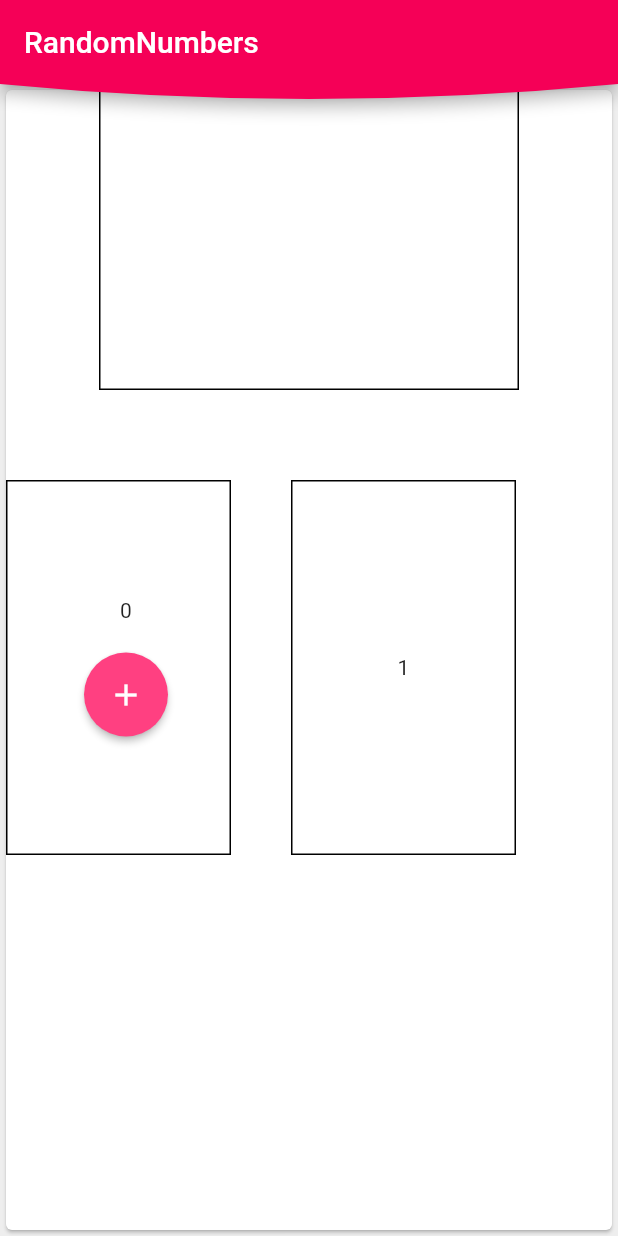
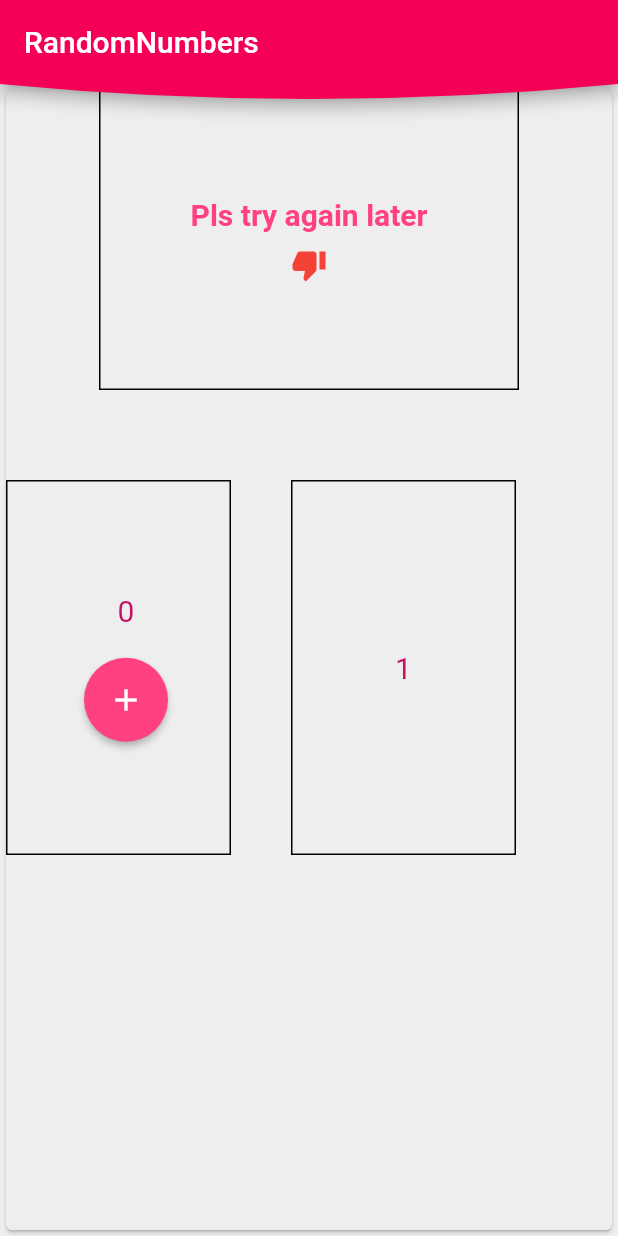
Before and after one commit to KowsalyaKalyan/random, a Flutter app: the screen it shows after launch, on a phone screen of 412 x 824 dp. Run offline on Flutter 3.47's test engine with Material 2 defaults, Android fonts, the phone set to English and light mode, and no system bars.

Commit message:
this is first commit

```diff
--- a/lib/main.dart
+++ b/lib/main.dart
@@ -1,3 +1,4 @@
+import 'dart:developer';
 import 'dart:math';
 
 import 'package:flutter/material.dart';
@@ -30,6 +31,9 @@ class _RandomWidgetState extends StatefulWidget {
 }
 
 class _RandomWidgetStateState extends State<_RandomWidgetState> {
+  var count = 0;
+  var num;
+
   var randomnumber = 0;
   var random = 1;
 
@@ -48,15 +52,52 @@ class _RandomWidgetStateState extends State<_RandomWidgetState> {
   }
 
   func() {
-    // var success = "success";
     if (randomnumber == random) {
+      count++;
+      print(count);
+
+      return Column(
+        mainAxisAlignment: MainAxisAlignment.center,
+        children: [
+          Center(
+            child: Text(
+              'success',
+              style: TextStyle(
+                  fontSize: 30,
+                  color: Colors.pinkAccent,
+                  fontWeight: FontWeight.bold),
+            ),
+          ),
+          Icon(
+            Icons.thumb_up,
+            color: Colors.green,
+          ),
+          Text(
+            'count :$count',
+            style: TextStyle(color: Colors.black, fontSize: 18),
+          ),
+        ],
+      );
+    } else if (randomnumber != random) {
       return Center(
-        child: Text(
-          'success',
-          style: TextStyle(
-              fontSize: 30,
-              color: Colors.pinkAccent,
-              fontWeight: FontWeight.bold),
+        child: Column(
+          mainAxisAlignment: MainAxisAlignment.center,
+          children: [
+            Text(
+              'Pls try again later',
+              style: TextStyle(
+                  fontSize: 20,
+                  color: Colors.pinkAccent,
+                  fontWeight: FontWeight.bold),
+            ),
+            SizedBox(
+              height: 10,
+            ),
+            Icon(
+              Icons.thumb_down,
+              color: Colors.red,
+            )
+          ],
         ),
       );
     }
@@ -73,6 +114,7 @@ class _RandomWidgetStateState extends State<_RandomWidgetState> {
         backgroundColor: Colors.pinkAccent[400],
       ),
       body: Card(
+        color: Colors.grey[200],
         child: Column(
           children: [
             Container(
@@ -95,7 +137,11 @@ class _RandomWidgetStateState extends State<_RandomWidgetState> {
                     mainAxisAlignment: MainAxisAlignment.center,
                     children: [
                       Center(
-                        child: Text('$randomnumber'),
+                        child: Text(
+                          '$randomnumber',
+                          style: TextStyle(
+                              color: Colors.pinkAccent[700], fontSize: 20),
+                        ),
                       ),
                       Container(
                         padding: EdgeInsets.only(
@@ -125,7 +171,11 @@ class _RandomWidgetStateState extends State<_RandomWidgetState> {
                     mainAxisAlignment: MainAxisAlignment.center,
                     children: [
                       Center(
-                        child: Text('$random'),
+                        child: Text(
+                          '$random',
+                          style: TextStyle(
+                              color: Colors.pinkAccent[700], fontSize: 20),
+                        ),
                       ),
                     ],
                   ),
--- a/pubspec.yaml
+++ b/pubspec.yaml
@@ -45,9 +45,9 @@ flutter:
   uses-material-design: true
 
   # To add assets to your application, add an assets section, like this:
-  # assets:
-  #   - images/a_dot_burr.jpeg
-  #   - images/a_dot_ham.jpeg
+  assets:
+    - image/th.jfif
+
 
   # An image asset can refer to one or more resolution-specific "variants", see
   # https://flutter.dev/assets-and-images/#resolution-aware.
```
Also changed, not shown: 1 other file.
